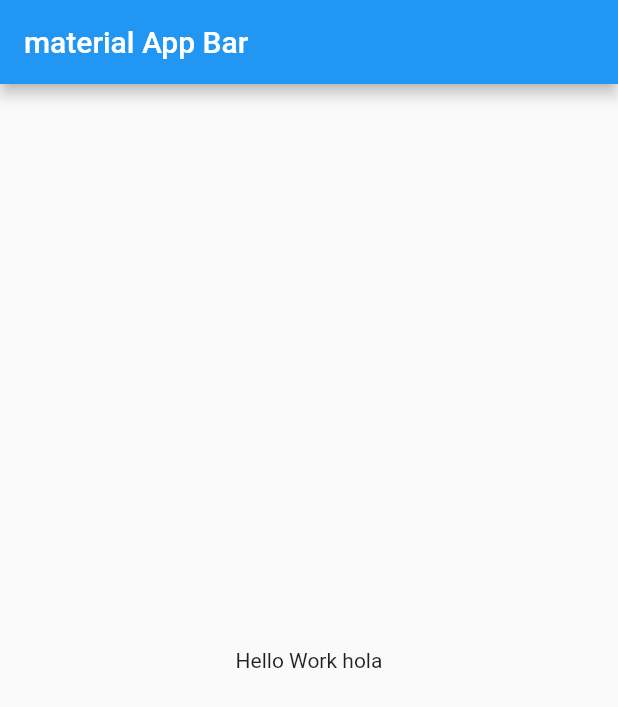
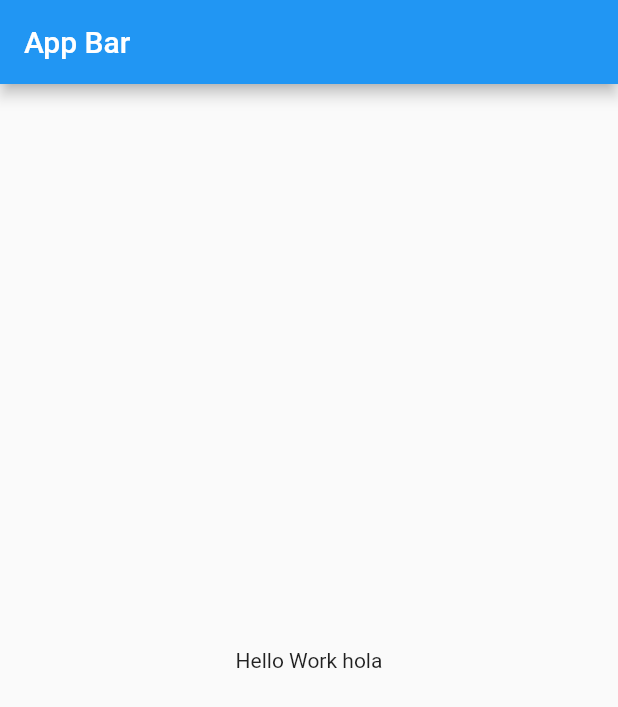
Before and after one commit to MisterTow/AgenciApp, a Flutter app: the screen it shows after launch, on a phone screen of 412 x 824 dp. Shown: the top 707 px of the screen. Run offline on Flutter 3.47's test engine with Material 2 defaults, Android fonts, the phone set to English and light mode, and no system bars; our stand-ins replace google_maps_flutter.

Commit message:
Cambiando titulo

```diff
--- a/lib/splash.dart
+++ b/lib/splash.dart
@@ -11,7 +11,7 @@ class splash extends StatelessWidget {
       debugShowCheckedModeBanner: false,
       home: Scaffold(
         appBar: AppBar(
-          title: const Text('material App Bar'),
+          title: const Text('App Bar'),
         ),
         body: Center(
           child: Container(
```
